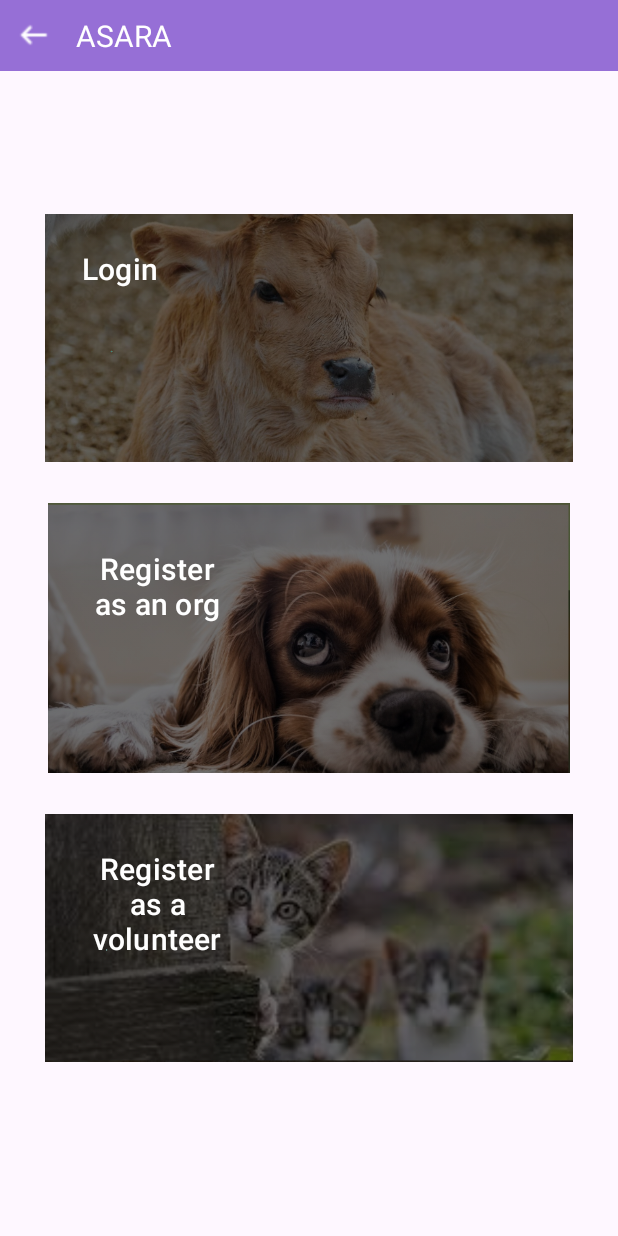
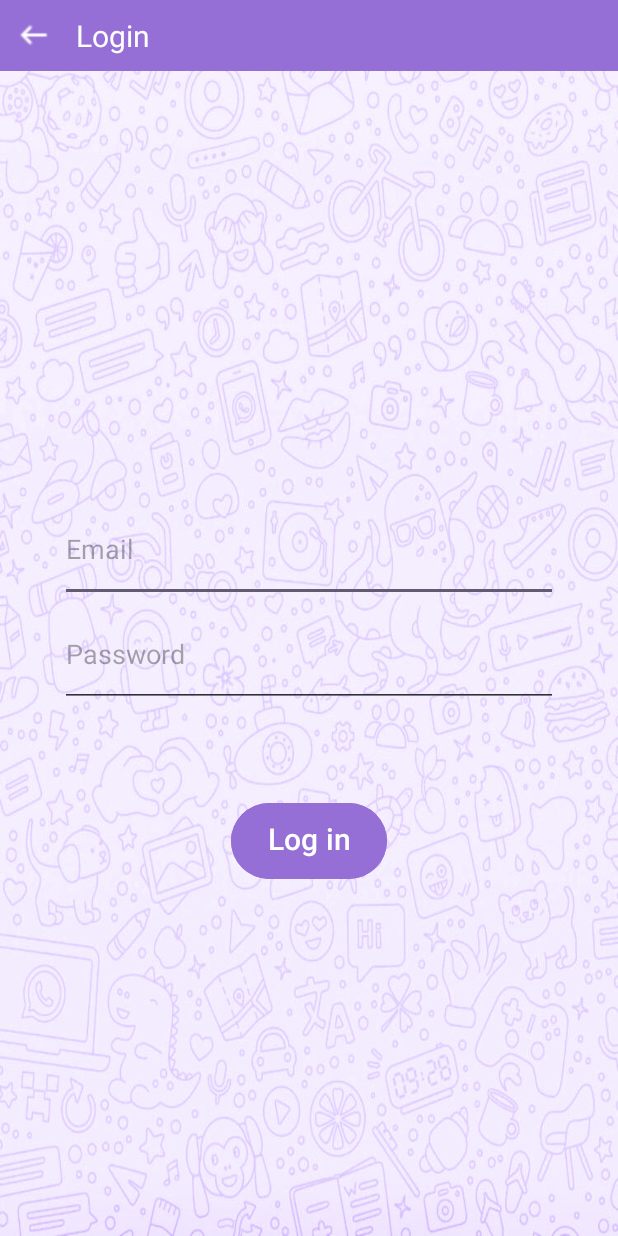
Before and after one commit to bhavyahoda/ASARA, an Android app: the screen it shows after launch (LoginRegisterActivity before the commit, Login after it), after a tap on an icon or button, on a phone screen of 412 x 824 dp. Run offline under Robolectric (Android 15) with nearby library versions, the phone set to English and light mode, and no system bars.

Commit message:
connect LoginRegisterActivity to Login Screen

```diff
--- a/app/src/main/java/com/example/asara/Login.java
+++ b/app/src/main/java/com/example/asara/Login.java
@@ -1,14 +1,32 @@
 package com.example.asara;
 
+import android.content.Intent;
 import android.os.Bundle;
+import android.util.Log;
+import android.view.View;
+import android.widget.ImageView;
+import android.widget.TextView;
+import android.widget.Toast;
 
 import androidx.annotation.Nullable;
 import androidx.appcompat.app.AppCompatActivity;
+
+import org.w3c.dom.Text;
 
 public class Login extends AppCompatActivity {
     @Override
     protected void onCreate(@Nullable Bundle savedInstanceState) {
         super.onCreate(savedInstanceState);
         setContentView(R.layout.activity_login);
+        ImageView backArrow = findViewById(R.id.loginScreenTopBackArrow);
+
+        backArrow.setOnClickListener(new View.OnClickListener() {
+            @Override
+            public void onClick(View view) {
+                Intent intent = new Intent(Login.this, LoginRegisterActivity.class);
+                startActivity(intent);
+            }
+        });
+
     }
 }
--- a/app/src/main/java/com/example/asara/LoginRegisterActivity.java
+++ b/app/src/main/java/com/example/asara/LoginRegisterActivity.java
@@ -22,7 +22,8 @@ public class LoginRegisterActivity extends AppCompatActivity {
         loginImageView.setOnClickListener(new View.OnClickListener() {
             @Override
             public void onClick(View view) {
-                Toast.makeText(LoginRegisterActivity.this, "Logging in", Toast.LENGTH_SHORT).show();
+                Intent intent = new Intent(LoginRegisterActivity.this, Login.class);
+                startActivity(intent);
             }
         });
 
--- a/app/src/main/res/layout/activity_login.xml
+++ b/app/src/main/res/layout/activity_login.xml
@@ -1,61 +1,80 @@
 <?xml version="1.0" encoding="utf-8"?>
-<androidx.constraintlayout.widget.ConstraintLayout xmlns:android="http://schemas.android.com/apk/res/android"
+<LinearLayout xmlns:android="http://schemas.android.com/apk/res/android"
     xmlns:app="http://schemas.android.com/apk/res-auto"
     xmlns:tools="http://schemas.android.com/tools"
     android:layout_width="match_parent"
-    android:layout_height="match_parent">
+    android:layout_height="match_parent"
+    android:orientation="vertical"
+    android:background="@drawable/light_bg">
 
-    <EditText
-        android:id="@+id/editTextNumber"
-        android:layout_width="207dp"
-        android:layout_height="50dp"
-        android:layout_marginTop="164dp"
-        android:layout_marginEnd="19dp"
-        android:ems="10"
-        android:inputType="number"
-        app:layout_constraintEnd_toEndOf="parent"
-        app:layout_constraintStart_toEndOf="@+id/textView2"
-        app:layout_constraintTop_toTopOf="parent" />
 
-    <TextView
-        android:id="@+id/textView2"
-        android:layout_width="129dp"
-        android:layout_height="40dp"
-        android:layout_marginStart="16dp"
-        android:layout_marginTop="164dp"
-        android:layout_marginEnd="41dp"
-        android:text="Phone no"
-        android:textSize="30sp"
-        app:layout_constraintEnd_toStartOf="@+id/editTextNumber"
-        app:layout_constraintStart_toStartOf="parent"
-        app:layout_constraintTop_toTopOf="parent" />
+    <LinearLayout
+        android:layout_width="match_parent"
+        android:layout_height="wrap_content"
+        android:orientation="horizontal"
+        android:background="@color/colorPrimaryDark">
+        <ImageView
+            android:id="@+id/loginScreenTopBackArrow"
+            android:layout_width="25dp"
+            android:layout_height="25dp"
+            android:src="@drawable/leftarrowwhite"
+            app:layout_constraintBottom_toBottomOf="parent"
+            app:layout_constraintStart_toStartOf="parent"
+            app:layout_constraintTop_toTopOf="parent"
+            android:layout_gravity="center"
+            android:layout_marginLeft="10dp">
+        </ImageView>
 
-    <TextView
-        android:id="@+id/textView3"
-        android:layout_width="80dp"
-        android:layout_height="42dp"
-        android:layout_marginStart="36dp"
-        android:layout_marginTop="140dp"
-        android:layout_marginBottom="345dp"
-        android:text="Password"
-        android:textSize="30sp"
-        app:layout_constraintBottom_toBottomOf="parent"
-        app:layout_constraintEnd_toStartOf="@+id/editTextNumberPassword"
-        app:layout_constraintStart_toStartOf="parent"
-        app:layout_constraintTop_toBottomOf="@+id/textView2" />
+        <TextView
+            android:layout_width="wrap_content"
+            android:layout_height="wrap_content"
+            android:text="Login"
+            android:textColor="@color/white"
+            android:textSize="20dp"
+            android:gravity="center"
+            android:paddingBottom="10dp"
+            android:paddingTop="10dp"
+            android:layout_marginLeft="15dp"
+            >
+        </TextView>
 
-    <EditText
-        android:id="@+id/editTextNumberPassword"
-        android:layout_width="wrap_content"
-        android:layout_height="wrap_content"
-        android:layout_marginStart="70dp"
-        android:layout_marginTop="130dp"
-        android:layout_marginEnd="16dp"
-        android:layout_marginBottom="343dp"
-        android:ems="10"
-        android:inputType="numberPassword"
-        app:layout_constraintBottom_toBottomOf="parent"
-        app:layout_constraintEnd_toEndOf="parent"
-        app:layout_constraintStart_toEndOf="@+id/textView3"
-        app:layout_constraintTop_toBottomOf="@+id/editTextNumber" />
-</androidx.constraintlayout.widget.ConstraintLayout>
+    </LinearLayout>
+
+    <LinearLayout
+        android:layout_width="match_parent"
+        android:layout_height="match_parent"
+        android:orientation="vertical"
+        android:gravity="center"
+        android:padding="40dp">
+
+
+        <EditText
+            android:id="@+id/email_sign_in"
+            android:layout_marginTop="50dp"
+            android:layout_width="match_parent"
+            android:layout_height="70dp"
+            android:hint="Email"/>
+
+        <EditText
+            android:id="@+id/password_sign_in"
+            android:layout_width="match_parent"
+            android:layout_height="70dp"
+            android:backgroundTint="@color/material_dynamic_neutral20"
+            android:hint="Password"/>
+
+        <Button
+            android:id="@+id/sign_in_button"
+            android:layout_width="wrap_content"
+            android:layout_height="wrap_content"
+            android:layout_marginTop="60dp"
+            android:backgroundTint="@color/colorPrimaryDark"
+            android:paddingTop="10dp"
+            android:paddingBottom="13dp"
+            android:text="Log in"
+            android:textColor="#FFFFFF"
+            android:textSize="20dp" />
+
+
+    </LinearLayout>
+
+</LinearLayout>
```
Also changed, not shown: app/src/main/AndroidManifest.xml (+9 -10 lines), app/src/main/java/com/example/asara/VolunteerRegistrationActivity.java (added, +14 -0 lines), app/src/main/res/layout/activity_volunteer_registration.xml (added, +9 -0 lines).
